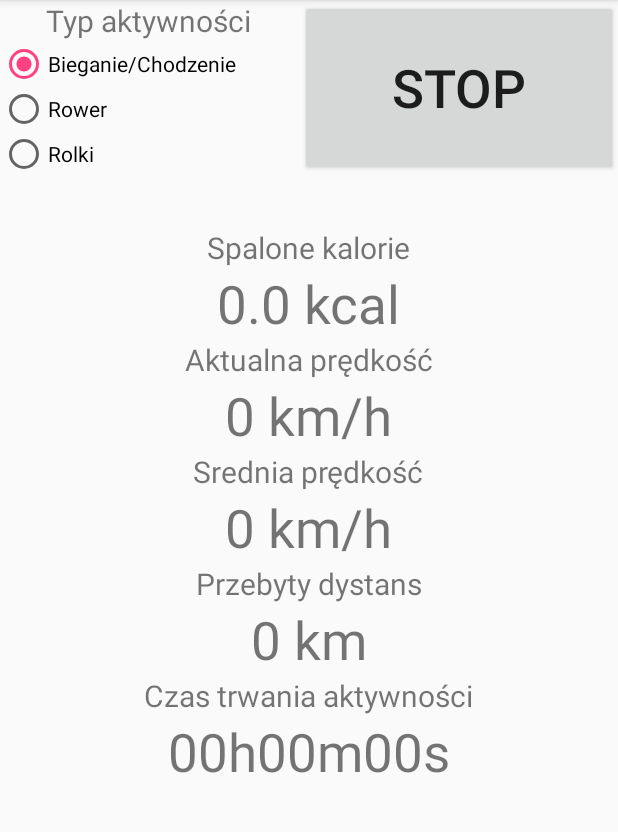
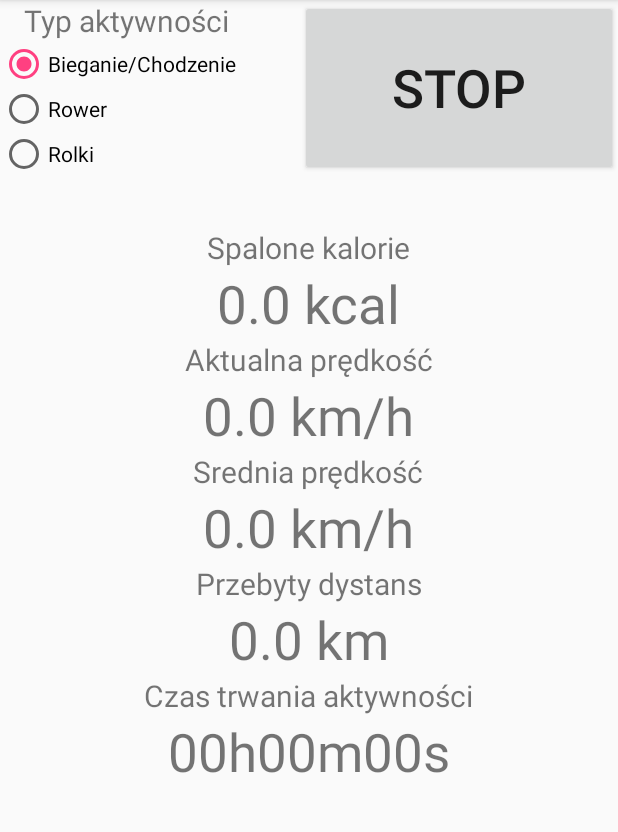
Before and after one commit to jakubr22/ActivityTracker, an Android app: the CaloriesCounterActivity screen opened directly, with no data from a screen before it, after a tap on "LICZ", on a phone screen of 412 x 824 dp, the part 84-916 px from its top. Run offline under Robolectric (Android 15) with nearby library versions, the phone set to English and light mode, and no system bars.

Commit message:
Podlaczone wszytskie funkcje liczace pod przycisk

```diff
--- a/app/src/main/java/com/example/kuba/activitytracker/CaloriesCounterActivity.java
+++ b/app/src/main/java/com/example/kuba/activitytracker/CaloriesCounterActivity.java
@@ -120,7 +120,7 @@
             licz=true;
             GPS gps = GPS.getGPS();      //<-- tutaj przechowywana jest lista zawierajaca obiekty Point ktore przechowuja informacje o lokalizacji
                                         // z Location mozna duzo informacji wyciagnąc, np: getSpeed
-           Point prev = gps.getHistory().get(1);
+
 
 
             String weight = sharedPreferences.getString("weight","");
@@ -129,23 +129,40 @@
                 userWeight = Double.parseDouble(weight);
             }
 
-            double calories=0, currentSpeed, averageSpeed=0, distanse = 0, time =0;
-            TextView aktualnaPredkosc = (TextView)findViewById(R.id.textView12);
+            double calories=0, currentSpeed =0, averageSpeed=0, distanse = 0;
+            int time =0;
 
+
+            Point prev = gps.getHistory().get(0);
             for (Point i : gps.getHistory()){
                 if (prev!= i) {
                     calories+=getKcalNaKgNaSecBiegu(i.getSpeed()) * getTimeInterval(prev, i) * userWeight  ;
+                    currentSpeed = calculateSpeed(getDistanceBetweenPoints(prev, i),getTimeInterval(prev, i));
+                    averageSpeed += currentSpeed;
+                    distanse += getDistanceBetweenPoints(prev, i);
+                    time += getTimeInterval(prev, i);
                     prev = i;
+
                 }
             }
+            averageSpeed /= gps.getHistory().size();
+            distanse /= 1000;
+
             TextView kalorie = (TextView)findViewById(R.id.textView11);
+            kalorie.setText(String.valueOf(calories) + " kcal");
+
+            TextView aktualnaPredkosc = (TextView)findViewById(R.id.textView12);
+            aktualnaPredkosc.setText(String.valueOf(currentSpeed) + " km/h");
 
             TextView sredniaPredkosc = (TextView)findViewById(R.id.textView13);
+            sredniaPredkosc.setText(String.valueOf(averageSpeed) + " km/h");
+
             TextView przebytyDystans = (TextView)findViewById(R.id.textView14);
+            przebytyDystans.setText(String.valueOf(distanse) + " km");
+
             TextView czasTrwania = (TextView)findViewById(R.id.textView15);
-
-            kalorie.setText(String.valueOf(calories) + " kcal");
-
+            String czas = secondsToTimeFormat(time);
+            czasTrwania.setText(czas);
 
         }
         else {
```
